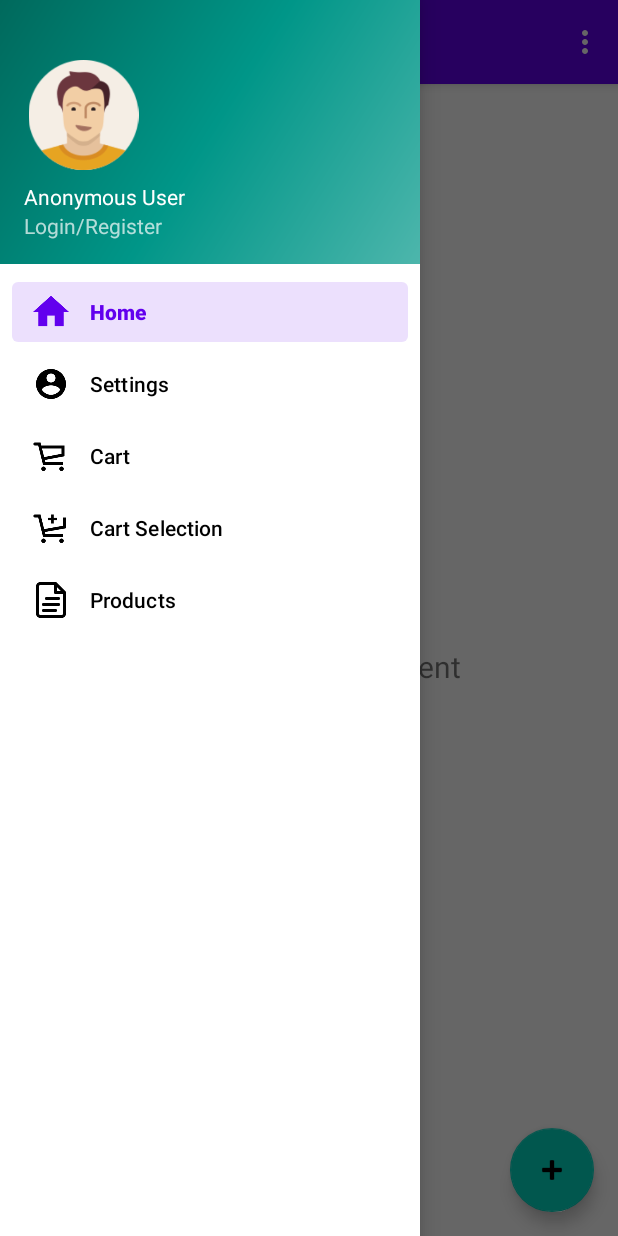
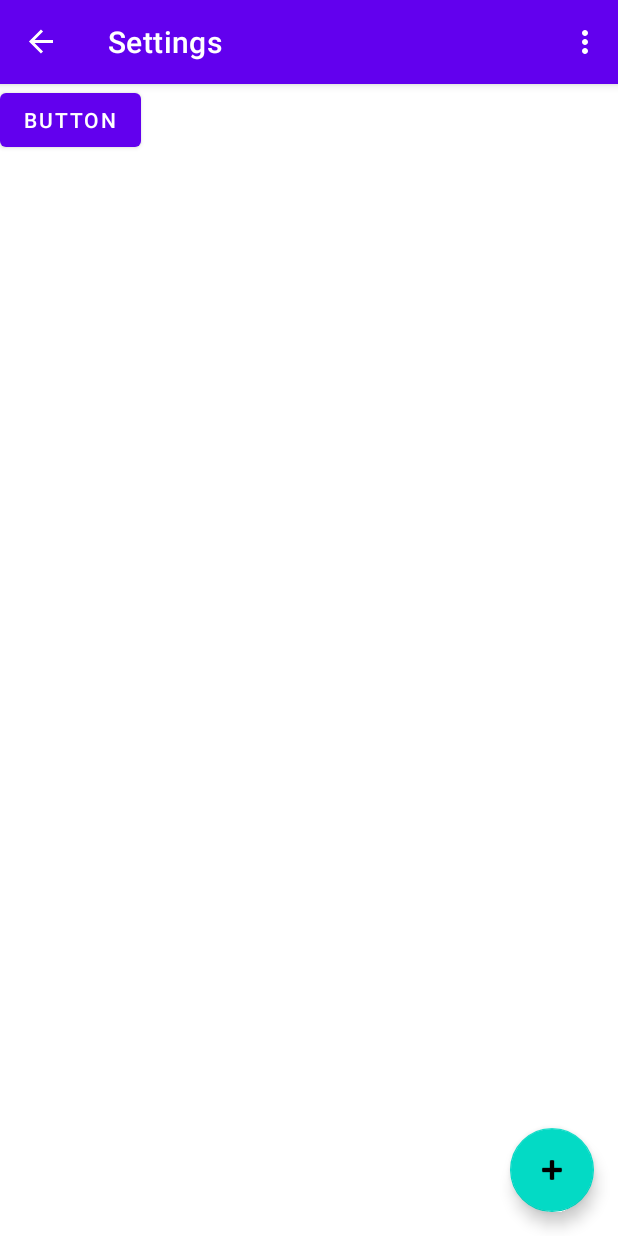
Before and after one commit to PiedPipersNURE/SmartCart, an Android app: the screen it shows after launch (MainActivity), in the side drawer, after a tap on "Settings", on a phone screen of 412 x 824 dp. Run offline under Robolectric (Android 15) with nearby library versions, the phone set to English and light mode, and no system bars; our stand-ins replace navigation-ui.

Commit message:
Add `Account Settings` activity.

```diff
--- /dev/null
+++ b/app/src/main/java/ua/nure/smartcart/ui/account/AccountFragment.kt
@@ -0,0 +1,19 @@
+package ua.nure.smartcart.ui.account
+
+import android.os.Bundle
+import android.view.LayoutInflater
+import android.view.View
+import android.view.ViewGroup
+import androidx.fragment.app.Fragment
+import ua.nure.smartcart.R.layout
+
+class AccountFragment : Fragment() {
+    override fun onCreateView(
+        inflater: LayoutInflater,
+        container: ViewGroup?,
+        savedInstanceState: Bundle?
+    ): View {
+        val root = inflater.inflate(layout.fragment_account, container, false)
+        return root
+    }
+}
--- /dev/null
+++ b/app/src/main/res/layout/fragment_account.xml
@@ -0,0 +1,14 @@
+<?xml version="1.0" encoding="utf-8"?>
+<androidx.constraintlayout.widget.ConstraintLayout xmlns:android="http://schemas.android.com/apk/res/android"
+    xmlns:tools="http://schemas.android.com/tools"
+    android:layout_width="match_parent"
+    android:layout_height="match_parent">
+
+    <Button
+        android:id="@+id/button"
+        android:layout_width="wrap_content"
+        android:layout_height="wrap_content"
+        android:text="Button"
+        tools:layout_editor_absoluteX="162dp"
+        tools:layout_editor_absoluteY="278dp" />
+</androidx.constraintlayout.widget.ConstraintLayout>
--- a/app/src/main/res/navigation/mobile_navigation.xml
+++ b/app/src/main/res/navigation/mobile_navigation.xml
@@ -22,4 +22,10 @@
         android:name="ua.nure.smartcart.ui.slideshow.CartSelectionFragment"
         android:label="@string/menu_cart_selection"
         tools:layout="@layout/fragment_slideshow" />
+
+    <fragment
+        android:id="@+id/nav_account"
+        android:name="ua.nure.smartcart.ui.account.AccountFragment"
+        android:label="@string/action_settings"
+        tools:layout="@layout/fragment_account" />
 </navigation>
```
